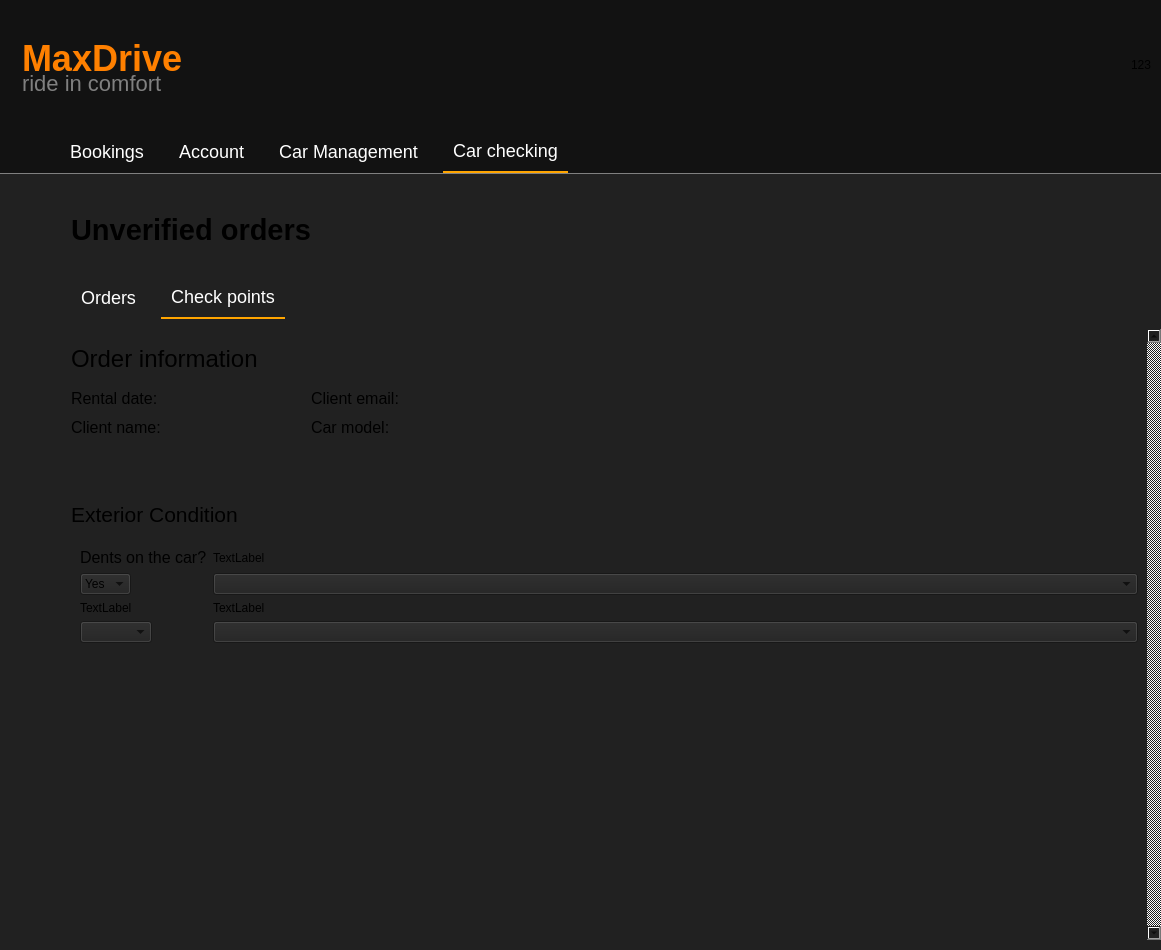
Qt form mainwindow.ui (Maks2447/RentalCars) before a commit.
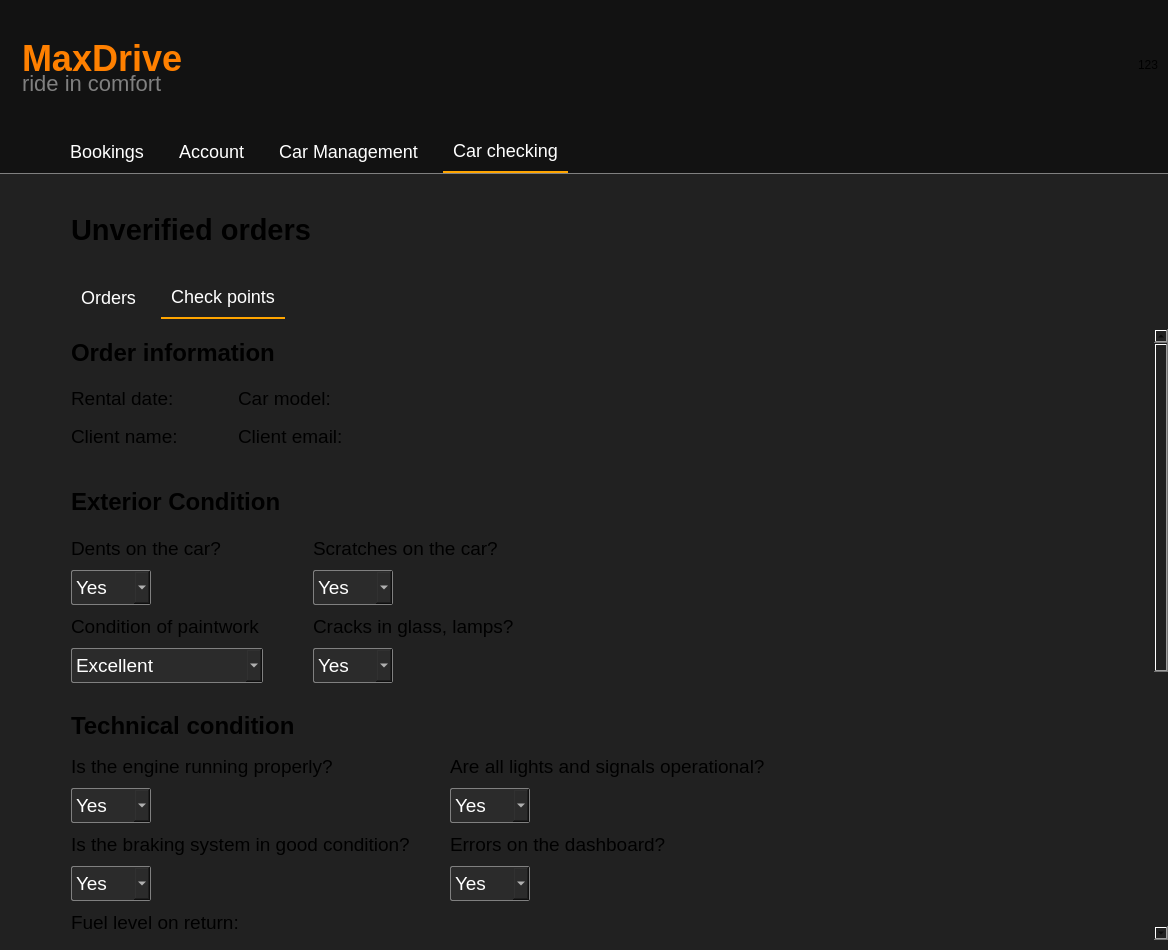
The same form after that commit. The open tabs and pages were chosen to show the change. Icons and pictures are not drawn.

Diff of the .ui file:
```diff
--- a/mainwindow.ui
+++ b/mainwindow.ui
@@ -6,7 +6,7 @@
    <rect>
     <x>0</x>
     <y>0</y>
-    <width>1161</width>
+    <width>1168</width>
     <height>950</height>
    </rect>
   </property>
@@ -4142,19 +4142,28 @@
                        <rect>
                         <x>0</x>
                         <y>0</y>
-                        <width>1073</width>
-                        <height>605</height>
+                        <width>1080</width>
+                        <height>1138</height>
                        </rect>
                       </property>
-                      <layout class="QVBoxLayout" name="verticalLayout_30" stretch="1,0,1,0">
+                      <property name="styleSheet">
+                       <string notr="true">QComboBox {
+	border: 1px solid gray;
+        border-radius: 2px;
+        padding: 4px;
+        background-color: #2b2b2b;
+        color: white;
+}</string>
+                      </property>
+                      <layout class="QVBoxLayout" name="verticalLayout_30" stretch="0,0,0,0,0,0,0,0,0,0,0">
                        <property name="spacing">
-                        <number>0</number>
+                        <number>5</number>
                        </property>
                        <property name="leftMargin">
                         <number>0</number>
                        </property>
                        <property name="topMargin">
-                        <number>0</number>
+                        <number>10</number>
                        </property>
                        <property name="rightMargin">
                         <number>0</number>
@@ -4173,6 +4182,7 @@
                          <property name="font">
                           <font>
                            <pointsize>18</pointsize>
+                           <bold>true</bold>
                           </font>
                          </property>
                          <property name="text">
@@ -4185,36 +4195,44 @@
                          <property name="minimumSize">
                           <size>
                            <width>0</width>
-                           <height>0</height>
+                           <height>105</height>
                           </size>
                          </property>
                          <property name="maximumSize">
                           <size>
                            <width>16777215</width>
-                           <height>100</height>
+                           <height>105</height>
                           </size>
                          </property>
+                         <property name="styleSheet">
+                          <string notr="true">QWidget *{
+	font-size: 14pt;
+}</string>
+                         </property>
                          <layout class="QFormLayout" name="formLayout_4">
                           <property name="horizontalSpacing">
-                           <number>150</number>
+                           <number>60</number>
                           </property>
                           <property name="verticalSpacing">
-                           <number>10</number>
+                           <number>15</number>
                           </property>
                           <property name="leftMargin">
                            <number>0</number>
                           </property>
                           <property name="topMargin">
-                           <number>0</number>
+                           <number>15</number>
                           </property>
                           <property name="rightMargin">
                            <number>0</number>
                           </property>
+                          <property name="bottomMargin">
+                           <number>0</number>
+                          </property>
                           <item row="0" column="0">
                            <widget class="QLabel" name="label_8">
                             <property name="font">
                              <font>
-                              <pointsize>12</pointsize>
+                              <pointsize>14</pointsize>
                               <bold>false</bold>
                              </font>
                             </property>
@@ -4227,43 +4245,7 @@
                            <widget class="QLabel" name="label_11">
                             <property name="font">
                              <font>
-                              <pointsize>12</pointsize>
-                             </font>
-                            </property>
-                            <property name="text">
-                             <string>Client email:</string>
-                            </property>
-                           </widget>
-                          </item>
-                          <item row="1" column="0">
-                           <widget class="QLabel" name="label_9">
-                            <property name="maximumSize">
-                             <size>
-                              <width>16777215</width>
-                              <height>20</height>
-                             </size>
-                            </property>
-                            <property name="font">
-                             <font>
-                              <pointsize>12</pointsize>
-                             </font>
-                            </property>
-                            <property name="text">
-                             <string>Client name:</string>
-                            </property>
-                           </widget>
-                          </item>
-                          <item row="1" column="1">
-                           <widget class="QLabel" name="label_10">
-                            <property name="maximumSize">
-                             <size>
-                              <width>16777215</width>
-                              <height>20</height>
-                             </size>
-                            </property>
-                            <property name="font">
-                             <font>
-                              <pointsize>12</pointsize>
+                              <pointsize>14</pointsize>
                              </font>
                             </property>
                             <property name="text">
@@ -4271,6 +4253,42 @@
                             </property>
                            </widget>
                           </item>
+                          <item row="1" column="0">
+                           <widget class="QLabel" name="client_name_label">
+                            <property name="maximumSize">
+                             <size>
+                              <width>16777215</width>
+                              <height>25</height>
+                             </size>
+                            </property>
+                            <property name="font">
+                             <font>
+                              <pointsize>14</pointsize>
+                             </font>
+                            </property>
+                            <property name="text">
+                             <string>Client name:</string>
+                            </property>
+                           </widget>
+                          </item>
+                          <item row="1" column="1">
+                           <widget class="QLabel" name="client_email_label">
+                            <property name="maximumSize">
+                             <size>
+                              <width>16777215</width>
+                              <height>25</height>
+                             </size>
+                            </property>
+                            <property name="font">
+                             <font>
+                              <pointsize>14</pointsize>
+                             </font>
+                            </property>
+                            <property name="text">
+                             <string>Client email:</string>
+                            </property>
+                           </widget>
+                          </item>
                          </layout>
                         </widget>
                        </item>
@@ -4279,18 +4297,19 @@
                          <property name="minimumSize">
                           <size>
                            <width>0</width>
-                           <height>50</height>
+                           <height>40</height>
                           </size>
                          </property>
                          <property name="maximumSize">
                           <size>
                            <width>16777215</width>
-                           <height>50</height>
+                           <height>40</height>
                           </size>
                          </property>
                          <property name="font">
                           <font>
-                           <pointsize>16</pointsize>
+                           <pointsize>18</pointsize>
+                           <bold>true</bold>
                           </font>
                          </property>
                          <property name="text">
@@ -4303,21 +4322,49 @@
                          <property name="minimumSize">
                           <size>
                            <width>0</width>
-                           <height>0</height>
+                           <height>180</height>
                           </size>
                          </property>
                          <property name="maximumSize">
                           <size>
                            <width>16777215</width>
-                           <height>700</height>
+                           <height>180</height>
                           </size>
                          </property>
+                         <property name="font">
+                          <font>
+                           <pointsize>14</pointsize>
+                          </font>
+                         </property>
+                         <property name="styleSheet">
+                          <string notr="true">QWidget *{
+	font-size: 14pt;
+}</string>
+                         </property>
                          <layout class="QFormLayout" name="formLayout_7">
+                          <property name="horizontalSpacing">
+                           <number>50</number>
+                          </property>
+                          <property name="verticalSpacing">
+                           <number>10</number>
+                          </property>
+                          <property name="leftMargin">
+                           <number>0</number>
+                          </property>
+                          <property name="topMargin">
+                           <number>10</number>
+                          </property>
+                          <property name="rightMargin">
+                           <number>100</number>
+                          </property>
+                          <property name="bottomMargin">
+                           <number>0</number>
+                          </property>
                           <item row="0" column="0">
                            <widget class="QLabel" name="label_4">
                             <property name="font">
                              <font>
-                              <pointsize>12</pointsize>
+                              <pointsize>14</pointsize>
                              </font>
                             </property>
                             <property name="text">
@@ -4326,14 +4373,36 @@
                            </widget>
                           </item>
                           <item row="0" column="1">
-                           <widget class="QLabel" name="label_5">
+                           <widget class="QLabel" name="scratches_label">
+                            <property name="font">
+                             <font>
+                              <pointsize>14</pointsize>
+                             </font>
+                            </property>
                             <property name="text">
-                             <string>TextLabel</string>
+                             <string>Scratches on the car?</string>
                             </property>
                            </widget>
                           </item>
                           <item row="1" column="0">
-                           <widget class="QComboBox" name="comboBox">
+                           <widget class="QComboBox" name="dents_comboBox">
+                            <property name="minimumSize">
+                             <size>
+                              <width>80</width>
+                              <height>0</height>
+                             </size>
+                            </property>
+                            <property name="maximumSize">
+                             <size>
+                              <width>16777215</width>
+                              <height>16777215</height>
+                             </size>
+                            </property>
+                            <property name="font">
+                             <font>
+                              <pointsize>14</pointsize>
+                             </font>
+                            </property>
                             <item>
                              <property name="text">
                               <string>Yes</string>
@@ -4347,31 +4416,536 @@
                            </widget>
                           </item>
                           <item row="1" column="1">
-                           <widget class="QComboBox" name="comboBox_2"/>
+                           <widget class="QComboBox" name="scratches_comboBox">
+                            <property name="maximumSize">
+                             <size>
+                              <width>80</width>
+                              <height>16777215</height>
+                             </size>
+                            </property>
+                            <property name="font">
+                             <font>
+                              <pointsize>14</pointsize>
+                             </font>
+                            </property>
+                            <item>
+                             <property name="text">
+                              <string>Yes</string>
+                             </property>
+                            </item>
+                            <item>
+                             <property name="text">
+                              <string>No</string>
+                             </property>
+                            </item>
+                           </widget>
                           </item>
                           <item row="2" column="0">
-                           <widget class="QLabel" name="label_6">
+                           <widget class="QLabel" name="paintwork_label">
+                            <property name="font">
+                             <font>
+                              <pointsize>14</pointsize>
+                             </font>
+                            </property>
                             <property name="text">
-                             <string>TextLabel</string>
+                             <string>Condition of paintwork</string>
                             </property>
                            </widget>
                           </item>
                           <item row="2" column="1">
-                           <widget class="QLabel" name="label_7">
+                           <widget class="QLabel" name="cracks_label">
+                            <property name="font">
+                             <font>
+                              <pointsize>14</pointsize>
+                             </font>
+                            </property>
                             <property name="text">
-                             <string>TextLabel</string>
+                             <string>Cracks in glass, lamps?</string>
                             </property>
                            </widget>
                           </item>
                           <item row="3" column="0">
-                           <widget class="QComboBox" name="comboBox_3"/>
+                           <widget class="QComboBox" name="paintwork_comboBox">
+                            <property name="font">
+                             <font>
+                              <pointsize>14</pointsize>
+                             </font>
+                            </property>
+                            <item>
+                             <property name="text">
+                              <string>Excellent</string>
+                             </property>
+                            </item>
+                            <item>
+                             <property name="text">
+                              <string>Some damage</string>
+                             </property>
+                            </item>
+                            <item>
+                             <property name="text">
+                              <string>Significant damage</string>
+                             </property>
+                            </item>
+                           </widget>
                           </item>
                           <item row="3" column="1">
-                           <widget class="QComboBox" name="comboBox_4"/>
+                           <widget class="QComboBox" name="cracks_comboBox">
+                            <property name="maximumSize">
+                             <size>
+                              <width>80</width>
+                              <height>16777215</height>
+                             </size>
+                            </property>
+                            <property name="font">
+                             <font>
+                              <pointsize>14</pointsize>
+                             </font>
+                            </property>
+                            <item>
+                             <property name="text">
+                              <string>Yes</string>
+                             </property>
+                            </item>
+                            <item>
+                             <property name="text">
+                              <string>No</string>
+                             </property>
+                            </item>
+                           </widget>
                           </item>
                          </layout>
                         </widget>
                        </item>
+                       <item>
+                        <widget class="QLabel" name="technical_condition_label">
+                         <property name="font">
+                          <font>
+                           <pointsize>18</pointsize>
+                           <bold>true</bold>
+                          </font>
+                         </property>
+                         <property name="text">
+                          <string>Technical condition</string>
+                         </property>
+                        </widget>
+                       </item>
+                       <item>
+                        <widget class="QWidget" name="technikal_condition_widget" native="true">
+                         <property name="minimumSize">
+                          <size>
+                           <width>0</width>
+                           <height>250</height>
+                          </size>
+                         </property>
+                         <property name="font">
+                          <font>
+                           <pointsize>14</pointsize>
+                          </font>
+                         </property>
+                         <property name="styleSheet">
+                          <string notr="true">QWidget *{
+	font-size: 14pt;
+}</string>
+                         </property>
+                         <layout class="QFormLayout" name="formLayout_5">
+                          <property name="horizontalSpacing">
+                           <number>40</number>
+                          </property>
+                          <property name="verticalSpacing">
+                           <number>10</number>
+                          </property>
+                          <property name="leftMargin">
+                           <number>0</number>
+                          </property>
+                          <property name="topMargin">
+                           <number>10</number>
+                          </property>
+                          <property name="rightMargin">
+                           <number>0</number>
+                          </property>
+                          <item row="0" column="0">
+                           <widget class="QLabel" name="engine_label">
+                            <property name="text">
+                             <string>Is the engine running properly?</string>
+                            </property>
+                           </widget>
+                          </item>
+                          <item row="0" column="1">
+                           <widget class="QLabel" name="lights_signals_label">
+                            <property name="text">
+                             <string>Are all lights and signals operational?</string>
+                            </property>
+                           </widget>
+                          </item>
+                          <item row="1" column="0">
+                           <widget class="QComboBox" name="engine_comboBox">
+                            <property name="minimumSize">
+                             <size>
+                              <width>80</width>
+                              <height>0</height>
+                             </size>
+                            </property>
+                            <property name="maximumSize">
+                             <size>
+                              <width>80</width>
+                              <height>16777215</height>
+                             </size>
+                            </property>
+                            <item>
+                             <property name="text">
+                              <string>Yes</string>
+                             </property>
+                            </item>
+                            <item>
+                             <property name="text">
+                              <string>No</string>
+                             </property>
+                            </item>
+                           </widget>
+                          </item>
+                          <item row="1" column="1">
+                           <widget class="QComboBox" name="lights_signals_comboBox">
+                            <property name="maximumSize">
+                             <size>
+                              <width>80</width>
+                              <height>16777215</height>
+                             </size>
+                            </property>
+                            <item>
+                             <property name="text">
+                              <string>Yes</string>
+                             </property>
+                            </item>
+                            <item>
+                             <property name="text">
+                              <string>No</string>
+                             </property>
+                            </item>
+                           </widget>
+                          </item>
+                          <item row="2" column="0">
+                           <widget class="QLabel" name="braking_system_label">
+                            <property name="text">
+                             <string>Is the braking system in good condition?</string>
+                            </property>
+                           </widget>
+                          </item>
+                          <item row="3" column="0">
+                           <widget class="QComboBox" name="braking_system_comboBox">
+                            <property name="minimumSize">
+                             <size>
+                              <width>80</width>
+                              <height>0</height>
+                             </size>
+                            </property>
+                            <property name="maximumSize">
+                             <size>
+                              <width>80</width>
+                              <height>16777215</height>
+                             </size>
+                            </property>
+                            <item>
+                             <property name="text">
+                              <string>Yes</string>
+                             </property>
+                            </item>
+                            <item>
+                             <property name="text">
+                              <string>No</string>
+                             </property>
+                            </item>
+                           </widget>
+                          </item>
+                          <item row="2" column="1">
+                           <widget class="QLabel" name="errors_label">
+                            <property name="text">
+                             <string>Errors on the dashboard?</string>
+                            </property>
+                           </widget>
+                          </item>
+                          <item row="3" column="1">
+                           <widget class="QComboBox" name="errors_comboBox">
+                            <property name="maximumSize">
+                             <size>
+                              <width>80</width>
+                              <height>16777215</height>
+                             </size>
+                            </property>
+                            <item>
+                             <property name="text">
+                              <string>Yes</string>
+                             </property>
+                            </item>
+                            <item>
+                             <property name="text">
+                              <string>No</string>
+                             </property>
+                            </item>
+                           </widget>
+                          </item>
+                          <item row="4" column="0">
+                           <widget class="QLabel" name="fuel_level_label">
+                            <property name="text">
+                             <string>Fuel level on return:</string>
+                            </property>
+                           </widget>
+                          </item>
+                          <item row="5" column="0">
+                           <widget class="QComboBox" name="fuel_level_comboBox">
+                            <item>
+                             <property name="text">
+                              <string>Empty</string>
+                             </property>
+                            </item>
+                            <item>
+                             <property name="text">
+                              <string>Middle</string>
+                             </property>
+                            </item>
+                            <item>
+                             <property name="text">
+                              <string>Full</string>
+                             </property>
+                            </item>
+                           </widget>
+                          </item>
+                         </layout>
+                        </widget>
+                       </item>
+                       <item>
+                        <widget class="QLabel" name="internal_state_label">
+                         <property name="font">
+                          <font>
+                           <pointsize>18</pointsize>
+                           <bold>true</bold>
+                          </font>
+                         </property>
+                         <property name="text">
+                          <string>Internal state:</string>
+                         </property>
+                        </widget>
+                       </item>
+                       <item>
+                        <widget class="QWidget" name="internal_state_widget" native="true">
+                         <property name="minimumSize">
+                          <size>
+                           <width>0</width>
+                           <height>170</height>
+                          </size>
+                         </property>
+                         <property name="font">
+                          <font>
+                           <pointsize>14</pointsize>
+                          </font>
+                         </property>
+                         <property name="styleSheet">
+                          <string notr="true">QWidget *{
+	font-size: 14pt;
+}</string>
+                         </property>
+                         <layout class="QFormLayout" name="formLayout_6">
+                          <property name="horizontalSpacing">
+                           <number>30</number>
+                          </property>
+                          <property name="verticalSpacing">
+                           <number>10</number>
+                          </property>
+                          <property name="leftMargin">
+                           <number>0</number>
+                          </property>
+                          <property name="topMargin">
+                           <number>10</number>
+                          </property>
+                          <property name="rightMargin">
+                           <number>0</number>
+                          </property>
+                          <property name="bottomMargin">
+                           <number>10</number>
+                          </property>
+                          <item row="0" column="0">
+                           <widget class="QLabel" name="interior_condition_label">
+                            <property name="text">
+                             <string>Is the interior clean and undamaged?</string>
+                            </property>
+                           </widget>
+                          </item>
+                          <item row="0" column="1">
+                           <widget class="QLabel" name="seats_condition_label">
+                            <property name="text">
+                             <string>Are the seats and upholstery in good condition?</string>
+                            </property>
+                           </widget>
+                          </item>
+                          <item row="1" column="0">
+                           <widget class="QComboBox" name="interior_condition_comboBox">
+                            <property name="minimumSize">
+                             <size>
+                              <width>80</width>
+                              <height>0</height>
+                             </size>
+                            </property>
+                            <property name="maximumSize">
+                             <size>
+                              <width>80</width>
+                              <height>16777215</height>
+                             </size>
+                            </property>
+                            <item>
+                             <property name="text">
+                              <string>Yes</string>
+                             </property>
+                            </item>
+                            <item>
+                             <property name="text">
+                              <string>No</string>
+                             </property>
+                            </item>
+                           </widget>
+                          </item>
+                          <item row="1" column="1">
+                           <widget class="QComboBox" name="seats_condition_comboBox">
+                            <property name="maximumSize">
+                             <size>
+                              <width>80</width>
+                              <height>16777215</height>
+                             </size>
+                            </property>
+                            <item>
+                             <property name="text">
+                              <string>Yes</string>
+                             </property>
+                            </item>
+                            <item>
+                             <property name="text">
+                              <string>No</string>
+                             </property>
+                            </item>
+                           </widget>
+                          </item>
+                          <item row="2" column="0">
+                           <widget class="QLabel" name="any_odors_label">
+                            <property name="text">
+                             <string>Are there any unusual odors inside the vehicle?</string>
+                            </property>
+                           </widget>
+                          </item>
+                          <item row="3" column="0">
+                           <widget class="QComboBox" name="any_odors_comboBox">
+                            <property name="minimumSize">
+                             <size>
+                              <width>80</width>
+                              <height>0</height>
+                             </size>
+                            </property>
+                            <item>
+                             <property name="text">
+                              <string>Yes</string>
+                             </property>
+                            </item>
+                            <item>
+                             <property name="text">
+                              <string>No</string>
+                             </property>
+                            </item>
+                           </widget>
+                          </item>
+                         </layout>
+                        </widget>
+                       </item>
+                       <item>
+                        <widget class="QLabel" name="General_condition_assessment_label">
+                         <property name="font">
+                          <font>
+                           <pointsize>18</pointsize>
+                           <bold>true</bold>
+                          </font>
+                         </property>
+                         <property name="text">
+                          <string>General condition assessment(5 - perfect condition)</string>
+                         </property>
+                        </widget>
+                       </item>
+                       <item>
+                        <widget class="QComboBox" name="general_assessment_comboBox">
+                         <property name="maximumSize">
+                          <size>
+                           <width>80</width>
+                           <height>16777215</height>
+                          </size>
+                         </property>
+                         <property name="font">
+                          <font>
+                           <pointsize>14</pointsize>
+                          </font>
+                         </property>
+                         <item>
+                          <property name="text">
+                           <string>1</string>
+                          </property>
+                         </item>
+                         <item>
+                          <property name="text">
+                           <string>2</string>
+                          </property>
+                         </item>
+                         <item>
+                          <property name="text">
+                           <string>3</string>
+                          </property>
+                         </item>
+                         <item>
+                          <property name="text">
+                           <string>4</string>
+                          </property>
+                         </item>
+                         <item>
+                          <property name="text">
+                           <string>5</string>
+                          </property>
+                         </item>
+                        </widget>
+                       </item>
+                       <item>
+                        <widget class="QPushButton" name="confirm_verification_button">
+                         <property name="minimumSize">
+                          <size>
+                           <width>0</width>
+                           <height>120</height>
+                          </size>
+                         </property>
+                         <property name="maximumSize">
+                          <size>
+                           <width>200</width>
+                           <height>16777215</height>
+                          </size>
+                         </property>
+                         <property name="font">
+                          <font>
+                           <pointsize>20</pointsize>
+                          </font>
+                         </property>
+                         <property name="styleSheet">
+                          <string notr="true">QPushButton {
+    background-color: #ff7b00;
+    color: white;
+    border: none;
+    border-radius: 6px;
+	margin-top: 40px;
+	margin-bottom: 20px;
+}
+QPushButton:hover {
+    background-color: #de6b00;
+}
+QPushButton:pressed {
+    background-color: #c45f00;
+}
+</string>
+                         </property>
+                         <property name="text">
+                          <string>Confirm</string>
+                         </property>
+                        </widget>
+                       </item>
                       </layout>
                      </widget>
                     </widget>
```
Left out of the diff: 41 changed lines with no effect on the pictures.
